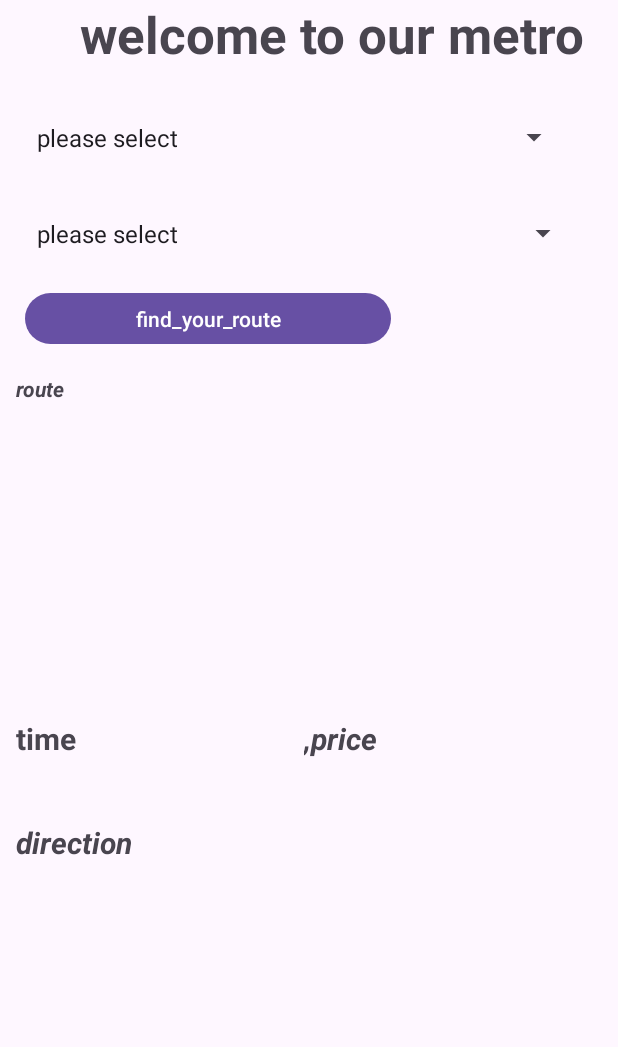
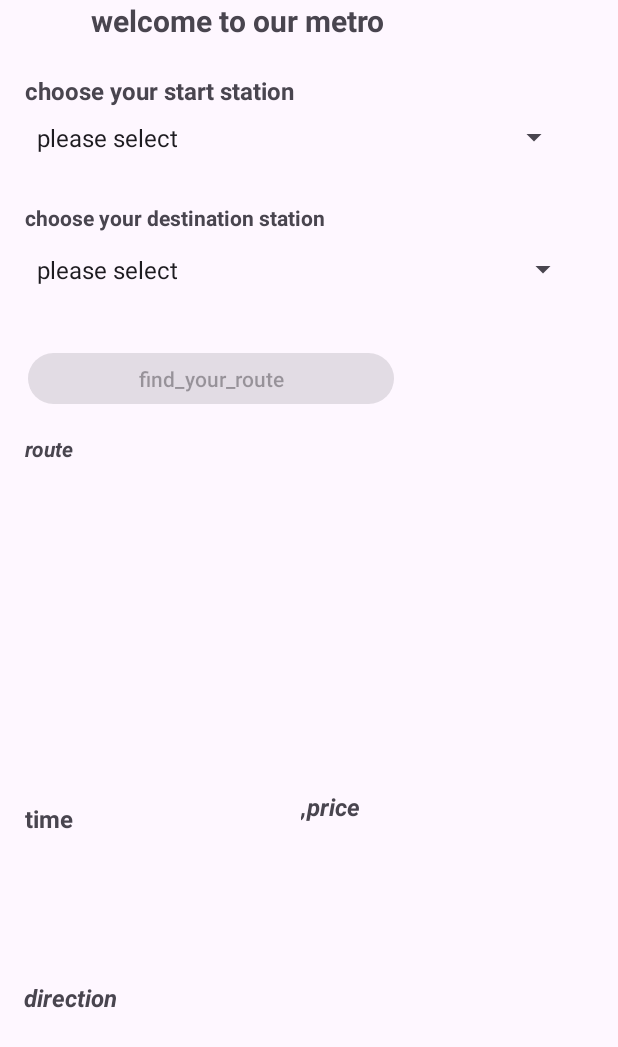
Before and after one commit to shaimaa266/metro, an Android app: the screen it shows after launch (MainActivity), on a phone screen of 412 x 824 dp. Shown: the top 1047 px of the screen. Run offline under Robolectric (Android 15) with nearby library versions, the phone set to English and light mode, and no system bars.

Commit message:
handle enabled button correctly

```diff
--- a/app/src/main/java/com/example/theapp/MainActivity.kt
+++ b/app/src/main/java/com/example/theapp/MainActivity.kt
@@ -2,6 +2,8 @@ package com.example.theapp
 
 import android.annotation.SuppressLint
 import android.os.Bundle
+import android.view.View
+import android.widget.AdapterView
 import android.widget.ArrayAdapter
 import android.widget.Button
 import android.widget.Spinner
@@ -50,6 +52,21 @@ class MainActivity : AppCompatActivity() {
         adapter.setDropDownViewResource(android.R.layout.simple_spinner_dropdown_item)
         spinnerStart.adapter = adapter
         spinnerDestination.adapter = adapter
+        buttonRoute.isEnabled = false
+
+        val updateButtonState = {
+            buttonRoute.isEnabled = spinnerStart.selectedItemPosition > 0 &&
+                    spinnerDestination.selectedItemPosition > 0
+
+        }
+        fun createOnItemSelectedListener(action: () -> Unit) = object : AdapterView.OnItemSelectedListener {
+            override fun onItemSelected(parent: AdapterView<*>?, view: View?, position: Int, id: Long) = action()
+            override fun onNothingSelected(parent: AdapterView<*>?) = Unit
+        }
+
+        spinnerStart.onItemSelectedListener = createOnItemSelectedListener(updateButtonState)
+        spinnerDestination.onItemSelectedListener = createOnItemSelectedListener(updateButtonState)
+
 
         buttonRoute.setOnClickListener {
             val startStation = spinnerStart.selectedItem?.toString()
--- a/app/src/main/res/layout/activity_main.xml
+++ b/app/src/main/res/layout/activity_main.xml
@@ -9,29 +9,29 @@
 
     <TextView
         android:id="@+id/timeTextView"
-        android:layout_width="188dp"
-        android:layout_height="54dp"
+        android:layout_width="183dp"
+        android:layout_height="39dp"
         android:text="time"
-        android:textSize="20sp"
+        android:textSize="16sp"
         android:textStyle="bold"
         app:layout_constraintBottom_toBottomOf="parent"
         app:layout_constraintEnd_toEndOf="parent"
         app:layout_constraintHorizontal_bias="0.0"
         app:layout_constraintStart_toStartOf="@+id/textViewResult"
         app:layout_constraintTop_toBottomOf="@+id/textViewResult"
-        app:layout_constraintVertical_bias="0.0" />
+        app:layout_constraintVertical_bias="0.06" />
 
     <Button
         android:id="@+id/buttonRoute"
         android:layout_width="244dp"
         android:layout_height="42dp"
-        android:layout_marginTop="8dp"
+        android:layout_marginTop="24dp"
         android:layout_marginEnd="32dp"
         android:enabled="true"
         android:text="find_your_route"
         android:textSize="14sp"
         app:layout_constraintEnd_toEndOf="parent"
-        app:layout_constraintHorizontal_bias="0.0"
+        app:layout_constraintHorizontal_bias="0.016"
         app:layout_constraintStart_toStartOf="@+id/spinnerDestination"
         app:layout_constraintTop_toBottomOf="@+id/spinnerDestination"
         tools:ignore="MissingConstraints" />
@@ -52,7 +52,7 @@
         android:id="@+id/spinnerDestination"
         android:layout_width="369dp"
         android:layout_height="55dp"
-        android:layout_marginTop="128dp"
+        android:layout_marginTop="152dp"
         app:layout_constraintStart_toStartOf="@+id/spinnerStart"
         app:layout_constraintTop_toTopOf="parent"
         tools:ignore="MissingConstraints" />
@@ -63,13 +63,13 @@
         android:layout_height="229dp"
         android:layout_marginTop="16dp"
         android:layout_marginEnd="25dp"
-        android:layout_marginBottom="22dp"
+        android:layout_marginBottom="16dp"
         android:text="route"
         android:textSize="14sp"
         android:textStyle="bold|italic"
         app:layout_constraintBottom_toBottomOf="parent"
         app:layout_constraintEnd_toEndOf="parent"
-        app:layout_constraintHorizontal_bias="1.0"
+        app:layout_constraintHorizontal_bias="0.25"
         app:layout_constraintStart_toStartOf="@+id/buttonRoute"
         app:layout_constraintTop_toBottomOf="@+id/buttonRoute"
         app:layout_constraintVertical_bias="0.0"
@@ -77,11 +77,12 @@
 
     <TextView
         android:id="@+id/priceTextView"
-        android:layout_width="193dp"
-        android:layout_height="53dp"
-        android:layout_marginStart="192dp"
+        android:layout_width="175dp"
+        android:layout_height="35dp"
+        android:layout_marginStart="184dp"
+        android:layout_marginTop="8dp"
         android:text=",price"
-        android:textSize="20sp"
+        android:textSize="16sp"
         android:textStyle="bold|italic"
         app:layout_constraintStart_toStartOf="@+id/timeTextView"
         app:layout_constraintTop_toBottomOf="@+id/textViewResult"
@@ -89,16 +90,17 @@
 
     <TextView
         android:id="@+id/directionTextView"
-        android:layout_width="396dp"
-        android:layout_height="197dp"
+        android:layout_width="384dp"
+        android:layout_height="154dp"
+        android:layout_marginStart="16dp"
         android:layout_marginBottom="16dp"
         android:text="@string/direction"
-        android:textSize="20sp"
+        android:textSize="16sp"
         android:textStyle="bold|italic"
         app:layout_constraintBottom_toBottomOf="parent"
-        app:layout_constraintStart_toStartOf="@+id/timeTextView"
+        app:layout_constraintStart_toStartOf="parent"
         app:layout_constraintTop_toBottomOf="@+id/priceTextView"
-        app:layout_constraintVertical_bias="0.205"
+        app:layout_constraintVertical_bias="1.0"
         tools:ignore="MissingConstraints" />
 
     <TextView
@@ -108,11 +110,34 @@
         android:layout_marginStart="66dp"
         android:layout_marginEnd="32dp"
         android:text="welcome to our metro "
-        android:textSize="34sp"
+        android:textSize="20sp"
         android:textStyle="bold"
         app:layout_constraintEnd_toEndOf="parent"
+        app:layout_constraintHorizontal_bias="0.222"
         app:layout_constraintStart_toStartOf="parent"
         tools:ignore="MissingConstraints"
-        tools:layout_editor_absoluteY="15dp" />
+        tools:layout_editor_absoluteY="-1dp" />
+
+    <TextView
+        android:id="@+id/textView"
+        android:layout_width="317dp"
+        android:layout_height="28dp"
+        android:layout_marginTop="16dp"
+        android:text="choose your destination station "
+        android:textSize="14sp"
+        android:textStyle="bold"
+        app:layout_constraintStart_toStartOf="@+id/spinnerDestination"
+        app:layout_constraintTop_toBottomOf="@+id/spinnerStart" />
+
+    <TextView
+        android:id="@+id/textView2"
+        android:layout_width="wrap_content"
+        android:layout_height="wrap_content"
+        android:layout_marginTop="8dp"
+        android:text="choose your start station"
+        android:textSize="16sp"
+        android:textStyle="bold"
+        app:layout_constraintStart_toStartOf="@+id/spinnerStart"
+        app:layout_constraintTop_toBottomOf="@+id/textView3" />
 
 </androidx.constraintlayout.widget.ConstraintLayout>
```
